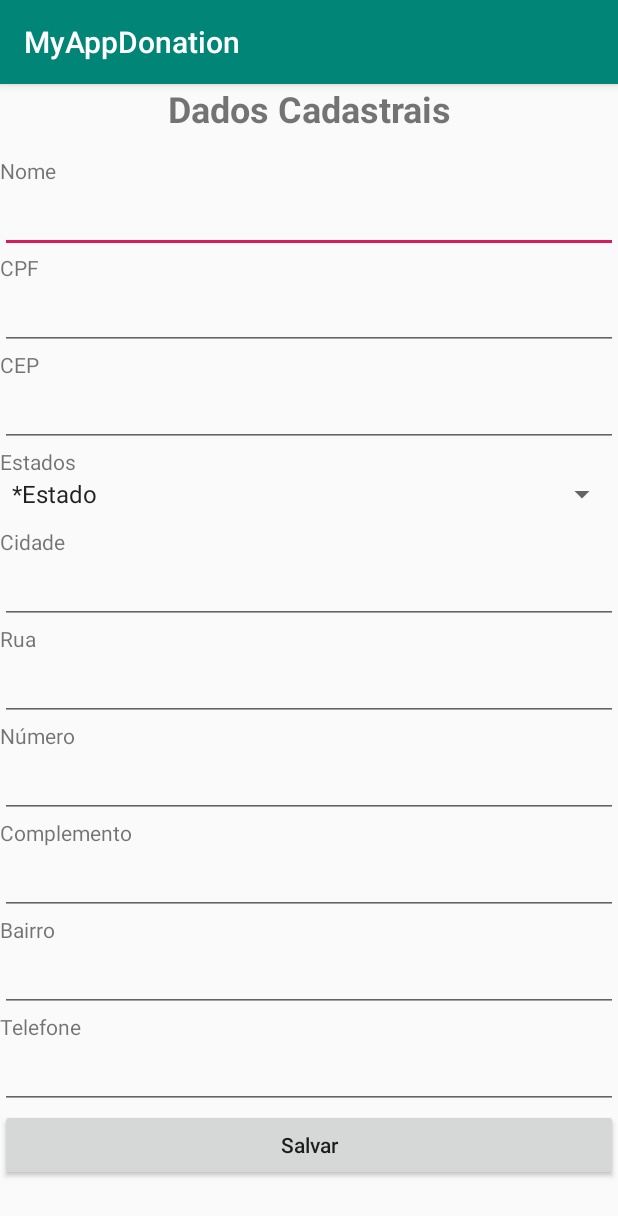
After one commit to gpandreolli/MyAppDonation, an Android app: the UsuarioActivity screen opened directly, with no data from a screen before it, on a phone screen of 412 x 824 dp. The commit adds this screen. Shown: the top 1216 px of the screen. Run offline under Robolectric (Android 15) with nearby library versions, the phone set to English and light mode, and no system bars; our stand-ins replace Firebase (no records; nobody signed in at launch, a user with empty details on screens opened directly).

Commit message:
cadastro de usuario

```diff
--- a/app/src/main/AndroidManifest.xml
+++ b/app/src/main/AndroidManifest.xml
@@ -11,7 +11,8 @@
         android:roundIcon="@mipmap/ic_launcher_round"
         android:supportsRtl="true"
         android:theme="@style/AppTheme">
-        <activity android:name=".view.ListContaActivity"></activity>
+        <activity android:name=".view.UsuarioActivity"></activity>
+        <activity android:name=".view.ListContaActivity" />
         <activity android:name=".view.IncialActivityInsti" />
         <activity android:name=".view.CadastrarInstituicaoActivity" />
         <activity android:name=".view.AberturaActivity" />
--- a/app/src/main/java/com/gpa/myappdonation/view/Cadastrar.java
+++ b/app/src/main/java/com/gpa/myappdonation/view/Cadastrar.java
@@ -68,14 +68,14 @@ public class Cadastrar extends AppCompatActivity implements View.OnClickListener
         switch (v.getId()){
             case R.id.btnSalvarCadastro:
 
-                cadastrarInst();
+                cadastrarUsua();
 
                 break;
         }
 
     }
 
-    private void cadastrarInst() {
+    private void cadastrarUsua() {
 
 
          String email = edtEmailInst.getText().toString().trim();
@@ -141,7 +141,7 @@ public class Cadastrar extends AppCompatActivity implements View.OnClickListener
     }
 
     private void chamaActivity() {
-        Intent i = new Intent(this, MainActivity.class);
+        Intent i = new Intent(this, UsuarioActivity.class);
         startActivity(i);
     }
 
--- a/app/src/main/java/com/gpa/myappdonation/view/MainActivity.java
+++ b/app/src/main/java/com/gpa/myappdonation/view/MainActivity.java
@@ -46,6 +46,9 @@ public class MainActivity extends AppCompatActivity {
 
 
     private void btnInstituicaoOnclick() {
+
+
+
         Intent i = new Intent(this, CadastrarInstituicaoActivity.class);
         startActivity(i);
 
--- /dev/null
+++ b/app/src/main/java/com/gpa/myappdonation/view/UsuarioActivity.java
@@ -0,0 +1,187 @@
+package com.gpa.myappdonation.view;
+
+import androidx.appcompat.app.AppCompatActivity;
+
+import android.content.Intent;
+import android.os.Bundle;
+import android.view.View;
+import android.widget.ArrayAdapter;
+import android.widget.Button;
+import android.widget.EditText;
+import android.widget.Spinner;
+
+import com.google.firebase.FirebaseApp;
+import com.google.firebase.auth.FirebaseAuth;
+import com.google.firebase.auth.FirebaseUser;
+import com.google.firebase.database.FirebaseDatabase;
+import com.gpa.myappdonation.R;
+import com.gpa.myappdonation.model.Address;
+import com.gpa.myappdonation.model.Instituicao;
+import com.gpa.myappdonation.model.Usuario;
+import com.gpa.myappdonation.util.Util;
+import com.google.firebase.database.DatabaseReference;
+import com.google.firebase.database.FirebaseDatabase;
+
+import java.util.UUID;
+
+public class UsuarioActivity extends AppCompatActivity {
+
+    private EditText edtNomeUsua,edtCPFUsua, getEdtCpfUsua, edtCepUsua, edtCidadeUsua,edtRuaUsua,edtNumeroUsua,edtBairroUsua ;
+    private EditText edtComplementoUsua, edtFoneUsua;
+    private Spinner spEstadoUsua;
+    private Button bntSalvarUsua;
+    private Util util;
+    private FirebaseUser user;
+    private FirebaseAuth mAuth;
+
+    private FirebaseDatabase firebaseDatabase;
+    private DatabaseReference databaseReference;
+
+    @Override
+    protected void onCreate(Bundle savedInstanceState) {
+        super.onCreate(savedInstanceState);
+        setContentView(R.layout.activity_usuario);
+
+
+        edtNomeUsua = (EditText) findViewById(R.id.edtNomeUsua);
+        edtCPFUsua = (EditText) findViewById(R.id.edtCpfUsua);
+        edtCepUsua = (EditText) findViewById(R.id.edtCepUsua);
+        edtCidadeUsua =(EditText) findViewById(R.id.edtCidadeUsua);
+        edtBairroUsua = (EditText)findViewById(R.id.edtBairroUsua);
+        edtRuaUsua = (EditText) findViewById(R.id.edtRuaUsua);
+        edtNumeroUsua = (EditText) findViewById(R.id.edtNumeroUsua);
+        edtComplementoUsua = (EditText) findViewById(R.id.edtComplementoUsua);
+        edtFoneUsua = (EditText) findViewById(R.id.edtFoneUsua);
+        spEstadoUsua = (Spinner) findViewById(R.id.spEstadoUsua);
+        bntSalvarUsua = (Button) findViewById(R.id.btnSalvarUsua);
+        mAuth = FirebaseAuth.getInstance();
+
+
+        inicializarFirebase();
+        FirebaseUser currentUser = mAuth.getCurrentUser();
+
+
+        Spinner spStates = (Spinner) findViewById(R.id.spEstadoUsua);
+        ArrayAdapter<CharSequence> adapter = ArrayAdapter
+                .createFromResource(this,
+                        R.array.states,
+                        android.R.layout.simple_spinner_item);
+        spStates.setAdapter(adapter);
+
+        util = new Util(this,
+                R.id.edtBairroUsua,
+                R.id.edtCidadeUsua,
+                R.id.spEstadoUsua
+                );
+
+        bntSalvarUsua.setOnClickListener(new View.OnClickListener() {
+            @Override
+            public void onClick(View v) {
+                SalvarUsua();
+            }
+        });
+
+
+
+
+    }
+
+    private void inicializarFirebase() {
+        FirebaseApp.initializeApp(UsuarioActivity.this);
+        firebaseDatabase = FirebaseDatabase.getInstance();
+        databaseReference = firebaseDatabase.getReference();
+
+    }
+
+    public String getUriZipCode() {
+
+        return "https://viacep.com.br/ws/" + edtCepUsua.getText() + "/json/";
+
+    }
+
+    public void lockfields(boolean isToLock) {
+        util.lockFields(isToLock);
+    }
+
+    public void setDataViews(Address address) {
+        setFields(R.id.edtRuaUsua, address.getLogradouro());
+        setFields(R.id.edtBairroUsua, address.getLocalidade());
+        setFields(R.id.edtCidadeUsua, address.getBairro());
+        setSpinner(R.id.spEstadoUsua, R.array.states, address.getUf());
+
+
+    }
+
+    private void setFields(int id, String data) {
+        ((EditText) findViewById(id)).setText(data);
+
+    }
+
+    private void setSpinner(int id, int arrayId, String data) {
+
+        String[] itens = getResources().getStringArray(R.array.states);
+
+        for (int i = 0; i < itens.length; i++) {
+
+            if (itens[i].endsWith("(" + data + ")")) {
+                ((Spinner) findViewById(id)).setSelection(i);
+                return;
+            }
+
+        }
+        ((Spinner) findViewById(id)).setSelection(0);
+
+    }
+
+
+
+
+    private void SalvarUsua() {
+
+        Object posicao = spEstadoUsua.getSelectedItem();
+        String itemSelecionado = posicao.toString();
+
+        FirebaseUser currentUser = mAuth.getCurrentUser();
+
+        Usuario usua = new Usuario();
+        usua.setUid(currentUser.getUid());
+        usua.setNome_usua(edtNomeUsua.getText().toString());
+        usua.setCpf_usua(edtCPFUsua.getText().toString());
+        usua.setRua_usua(edtRuaUsua.getText().toString());
+        usua.setNumero_usua(edtNumeroUsua.getText().toString());
+        usua.setComplemento_usua(edtComplementoUsua.getText().toString());
+        usua.setBairro_usua(edtBairroUsua.getText().toString());
+        usua.setCidade_usua(edtCidadeUsua.getText().toString());
+        usua.setCep_usua(edtCepUsua.getText().toString());
+        usua.setFone_usua(edtFoneUsua.getText().toString());
+        usua.setUf_usua(itemSelecionado);
+        usua.setUser_uid(currentUser.getUid());
+
+
+
+        databaseReference.child("").child(usua.getUid()).setValue(usua);
+
+        limparCampos();
+        chamaActivity();
+    }
+
+    private void limparCampos(){
+        edtNomeUsua.setText("");
+        edtCPFUsua.setText("");
+        edtRuaUsua.setText("");
+        edtNumeroUsua.setText("");
+        edtComplementoUsua.setText("");
+        edtBairroUsua.setText("");
+        edtCidadeUsua.setText("");
+        edtCepUsua.setText("");
+        edtFoneUsua.setText("");
+
+    }
+
+    private void chamaActivity() {
+        Intent i = new Intent(UsuarioActivity.this,MainActivity.class);
+        startActivity(i);
+    }
+
+
+}
--- /dev/null
+++ b/app/src/main/res/layout/activity_usuario.xml
@@ -0,0 +1,150 @@
+<?xml version="1.0" encoding="utf-8"?>
+<LinearLayout xmlns:android="http://schemas.android.com/apk/res/android"
+    xmlns:app="http://schemas.android.com/apk/res-auto"
+    xmlns:tools="http://schemas.android.com/tools"
+    android:layout_width="match_parent"
+    android:layout_height="match_parent"
+    android:orientation="vertical"
+    tools:context=".view.UsuarioActivity">
+
+    <TextView
+        android:layout_width="match_parent"
+        android:layout_height="wrap_content"
+        android:text="Dados Cadastrais"
+        android:textSize="24dp"
+        android:textStyle="bold"
+        android:textAlignment="center"
+        android:layout_marginBottom="15dp"/>
+
+    <ScrollView
+        android:layout_width="match_parent"
+        android:layout_height="wrap_content" >
+
+        <LinearLayout
+            android:layout_width="match_parent"
+            android:layout_height="match_parent"
+            android:orientation="vertical">
+
+            <TextView
+                android:layout_width="match_parent"
+                android:layout_height="wrap_content"
+                android:text="Nome" />
+
+            <EditText
+                android:id="@+id/edtNomeUsua"
+                android:layout_width="match_parent"
+                android:layout_height="wrap_content"
+                android:inputType="text" />
+
+            <TextView
+                android:layout_width="match_parent"
+                android:layout_height="wrap_content"
+                android:text="CPF" />
+
+            <EditText
+                android:id="@+id/edtCpfUsua"
+                android:layout_width="match_parent"
+                android:layout_height="wrap_content"
+                android:inputType="text" />
+
+            <TextView
+                android:layout_width="match_parent"
+                android:layout_height="wrap_content"
+                android:text="CEP" />
+
+
+            <EditText
+                android:id="@+id/edtCepUsua"
+                android:layout_width="match_parent"
+                android:layout_height="wrap_content"
+                android:layout_centerHorizontal="true"
+                android:layout_centerVertical="true"
+                android:ems="10"
+                android:inputType="number"
+                android:maxLength="8" />
+
+            <TextView
+                android:layout_width="match_parent"
+                android:layout_height="wrap_content"
+                android:text="Estados" />
+
+            <Spinner
+                android:id="@+id/spEstadoUsua"
+                android:layout_width="match_parent"
+                android:layout_height="wrap_content"
+                android:layout_marginBottom="10dp" />
+
+            <TextView
+                android:layout_width="match_parent"
+                android:layout_height="wrap_content"
+                android:text="Cidade" />
+
+            <EditText
+                android:id="@+id/edtCidadeUsua"
+                android:layout_width="match_parent"
+                android:layout_height="wrap_content" />
+
+            <TextView
+                android:layout_width="match_parent"
+                android:layout_height="wrap_content"
+                android:text="Rua" />
+
+            <EditText
+                android:id="@+id/edtRuaUsua"
+                android:layout_width="match_parent"
+                android:layout_height="wrap_content" />
+            <TextView
+                android:layout_width="match_parent"
+                android:layout_height="wrap_content"
+                android:text="Número" />
+
+            <EditText
+                android:id="@+id/edtNumeroUsua"
+                android:layout_width="match_parent"
+                android:layout_height="wrap_content" />
+
+            <TextView
+                android:layout_width="match_parent"
+                android:layout_height="wrap_content"
+                android:text="Complemento" />
+
+            <EditText
+                android:id="@+id/edtComplementoUsua"
+                android:layout_width="match_parent"
+                android:layout_height="wrap_content"
+                android:inputType="text" />
+
+            <TextView
+                android:layout_width="match_parent"
+                android:layout_height="wrap_content"
+                android:text="Bairro" />
+
+            <EditText
+                android:id="@+id/edtBairroUsua"
+                android:layout_width="match_parent"
+                android:layout_height="wrap_content" />
+
+            <TextView
+                android:layout_width="match_parent"
+                android:layout_height="wrap_content"
+                android:text="Telefone" />
+
+            <EditText
+                android:id="@+id/edtFoneUsua"
+                android:layout_width="match_parent"
+                android:layout_height="wrap_content" />
+
+            <Button
+                android:id="@+id/btnSalvarUsua"
+                android:layout_width="match_parent"
+                android:layout_height="wrap_content"
+                android:text="Salvar"
+                android:textAllCaps="false"/>
+
+
+
+        </LinearLayout>
+
+    </ScrollView>
+
+</LinearLayout>
```
Also changed, not shown: app/src/main/java/com/gpa/myappdonation/model/Usuario.java (+27 -7 lines).
